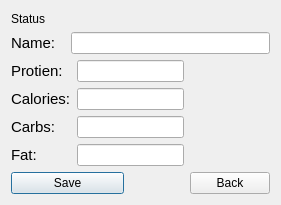
This is mealplanner/createingridientwindow.ui in escobaros-dos/mealplanner as Qt 5 draws it before an edit. The edited form follows.
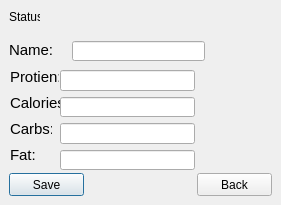
This is the edited form.

```diff
--- a/mealplanner/createingridientwindow.ui
+++ b/mealplanner/createingridientwindow.ui
@@ -25,16 +25,28 @@
   <property name="windowTitle">
    <string>Dialog</string>
   </property>
-  <layout class="QGridLayout" name="gridLayout">
-   <item row="0" column="0" colspan="4">
     <widget class="QLabel" name="AddIngStatus">
+   <property name="geometry">
+    <rect>
+     <x>9</x>
+     <y>9</y>
+     <width>31</width>
+     <height>16</height>
+    </rect>
+   </property>
      <property name="text">
       <string>Status</string>
      </property>
     </widget>
-   </item>
-   <item row="1" column="0">
     <widget class="QLabel" name="label">
+   <property name="geometry">
+    <rect>
+     <x>9</x>
+     <y>41</y>
+     <width>44</width>
+     <height>18</height>
+    </rect>
+   </property>
      <property name="font">
       <font>
        <pointsize>11</pointsize>
@@ -46,14 +58,51 @@
       <string>Name:</string>
      </property>
     </widget>
-   </item>
-   <item row="1" column="1" colspan="3">
-    <widget class="QLineEdit" name="lineEdit"/>
-   </item>
-   <item row="2" column="0" rowspan="2" colspan="3">
-    <layout class="QFormLayout" name="formLayout">
-     <item row="1" column="0">
+  <widget class="QLineEdit" name="lineEdit">
+   <property name="geometry">
+    <rect>
+     <x>72</x>
+     <y>41</y>
+     <width>133</width>
+     <height>20</height>
+    </rect>
+   </property>
+  </widget>
+  <widget class="QPushButton" name="SaveIngtoDbButton">
+   <property name="geometry">
+    <rect>
+     <x>9</x>
+     <y>173</y>
+     <width>75</width>
+     <height>23</height>
+    </rect>
+   </property>
+   <property name="text">
+    <string>Save</string>
+   </property>
+  </widget>
+  <widget class="QPushButton" name="IngBackButton">
+   <property name="geometry">
+    <rect>
+     <x>197</x>
+     <y>173</y>
+     <width>75</width>
+     <height>23</height>
+    </rect>
+   </property>
+   <property name="text">
+    <string>Back</string>
+   </property>
+  </widget>
       <widget class="QLabel" name="label_3">
+   <property name="geometry">
+    <rect>
+     <x>10</x>
+     <y>94</y>
+     <width>54</width>
+     <height>18</height>
+    </rect>
+   </property>
        <property name="font">
         <font>
          <pointsize>11</pointsize>
@@ -63,9 +112,33 @@
         <string>Calories:</string>
        </property>
       </widget>
-     </item>
-     <item row="2" column="0">
+  <widget class="QLabel" name="label_2">
+   <property name="geometry">
+    <rect>
+     <x>10</x>
+     <y>68</y>
+     <width>49</width>
+     <height>18</height>
+    </rect>
+   </property>
+   <property name="font">
+    <font>
+     <pointsize>11</pointsize>
+    </font>
+   </property>
+   <property name="text">
+    <string>Protien:</string>
+   </property>
+  </widget>
       <widget class="QLabel" name="label_5">
+   <property name="geometry">
+    <rect>
+     <x>10</x>
+     <y>120</y>
+     <width>42</width>
+     <height>18</height>
+    </rect>
+   </property>
        <property name="font">
         <font>
          <pointsize>11</pointsize>
@@ -75,9 +148,15 @@
         <string>Carbs:</string>
        </property>
       </widget>
-     </item>
-     <item row="3" column="0">
       <widget class="QLabel" name="label_6">
+   <property name="geometry">
+    <rect>
+     <x>10</x>
+     <y>146</y>
+     <width>26</width>
+     <height>18</height>
+    </rect>
+   </property>
        <property name="font">
         <font>
          <pointsize>11</pointsize>
@@ -87,48 +166,30 @@
         <string>Fat:</string>
        </property>
       </widget>
-     </item>
-     <item row="0" column="0">
-      <widget class="QLabel" name="label_2">
-       <property name="font">
-        <font>
-         <pointsize>11</pointsize>
-        </font>
-       </property>
-       <property name="text">
-        <string>Protien:</string>
-       </property>
-      </widget>
-     </item>
-     <item row="3" column="1">
+  <widget class="QWidget" name="">
+   <property name="geometry">
+    <rect>
+     <x>60</x>
+     <y>70</y>
+     <width>135</width>
+     <height>100</height>
+    </rect>
+   </property>
+   <layout class="QVBoxLayout" name="verticalLayout">
+    <item>
       <widget class="QLineEdit" name="FatEdit"/>
      </item>
-     <item row="2" column="1">
+    <item>
       <widget class="QLineEdit" name="CarbEdit"/>
      </item>
-     <item row="1" column="1">
+    <item>
       <widget class="QLineEdit" name="CalorieEdit"/>
      </item>
-     <item row="0" column="1">
+    <item>
       <widget class="QLineEdit" name="protienEdit"/>
      </item>
     </layout>
-   </item>
-   <item row="4" column="0" colspan="2">
-    <widget class="QPushButton" name="SaveIngtoDbButton">
-     <property name="text">
-      <string>Save</string>
-     </property>
-    </widget>
-   </item>
-   <item row="4" column="3">
-    <widget class="QPushButton" name="IngBackButton">
-     <property name="text">
-      <string>Back</string>
-     </property>
-    </widget>
-   </item>
-  </layout>
+  </widget>
  </widget>
  <resources/>
  <connections/>
```
Lines whose indentation alone changed are shown as unchanged.
